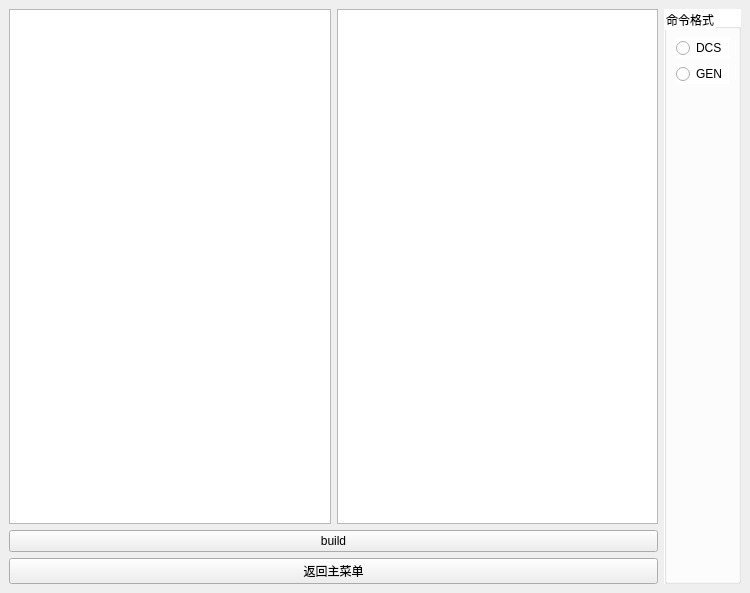
Above: 03_bsp_tools/ui_initcode_builder.ui from 0aibin0/python_pyqt5_learning before the change. Below: the same form after it.
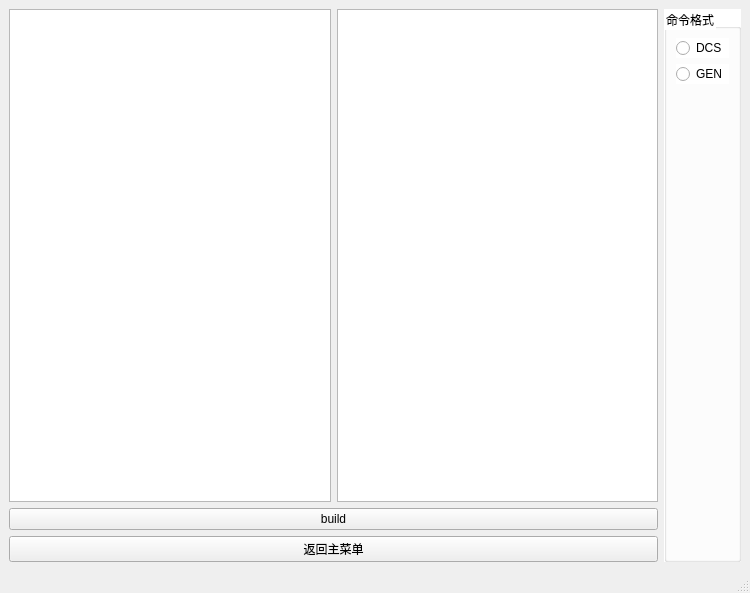
That is the form after the change.

The edit to the form file:
```diff
--- a/03_bsp_tools/ui_initcode_builder.ui
+++ b/03_bsp_tools/ui_initcode_builder.ui
@@ -77,7 +77,7 @@
          <property name="sizeHint" stdset="0">
           <size>
            <width>20</width>
-           <height>496</height>
+           <height>476</height>
           </size>
          </property>
         </spacer>
@@ -87,6 +87,7 @@
     </item>
    </layout>
   </widget>
+  <widget class="QStatusBar" name="statusBar"/>
   <action name="actionreturn">
    <property name="text">
     <string>返回主菜单</string>
```
